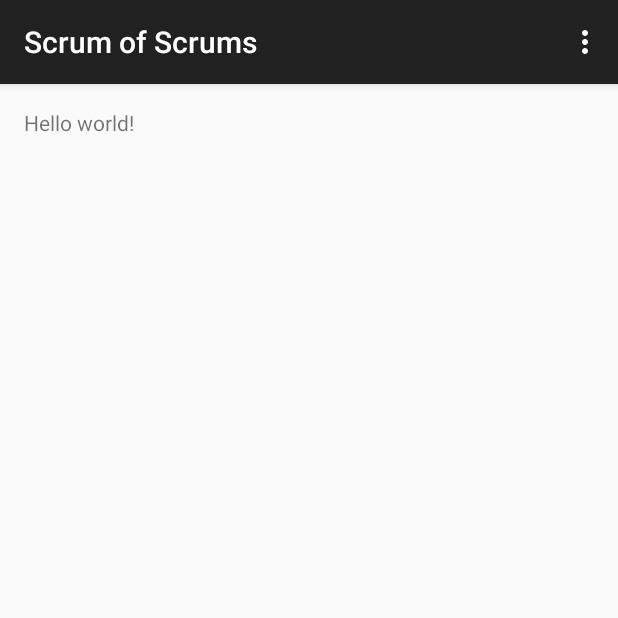
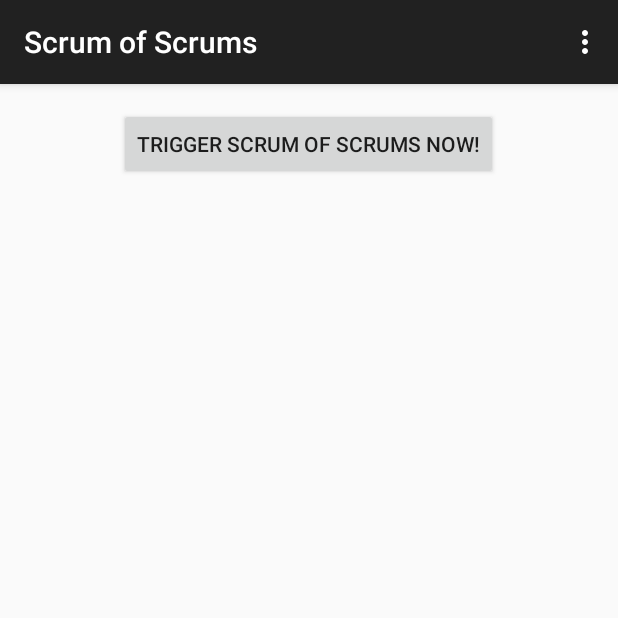
Before and after one commit to jketterl/sosapp, an Android app: the screen it shows after launch (HomeActivity), on a phone screen of 412 x 824 dp, the top half of it. Run offline under Robolectric (Android 15) with nearby library versions, the phone set to English and light mode, and no system bars.

Commit message:
add basic sos trigger

```diff
--- a/android/sosapp/src/main/AndroidManifest.xml
+++ b/android/sosapp/src/main/AndroidManifest.xml
@@ -16,6 +16,12 @@
                 <category android:name="android.intent.category.LAUNCHER" />
             </intent-filter>
         </activity>
+
+        <service android:name=".SosService" />
+
     </application>
 
+    <uses-permission android:name="android.permission.INTERNET" />
+    <uses-permission android:name="android.permission.ACCESS_NETWORK_STATE" />
+
 </manifest>
--- a/android/sosapp/src/main/java/de/justjakob/sosapp/HomeActivity.java
+++ b/android/sosapp/src/main/java/de/justjakob/sosapp/HomeActivity.java
@@ -1,17 +1,43 @@
 package de.justjakob.sosapp;
 
+import android.content.ComponentName;
+import android.content.Context;
+import android.content.Intent;
+import android.content.ServiceConnection;
+import android.os.IBinder;
 import android.support.v7.app.ActionBarActivity;
 import android.os.Bundle;
 import android.view.Menu;
 import android.view.MenuItem;
+import android.view.View;
+import android.widget.Button;
 
 
 public class HomeActivity extends ActionBarActivity {
+
+    ServiceConnection conn = new ServiceConnection() {
+        @Override
+        public void onServiceConnected(ComponentName componentName, IBinder iBinder) {
+            ((SosService.LocalBinder) iBinder).getService().triggerSos();
+            unbindService(this);
+        }
+
+        @Override
+        public void onServiceDisconnected(ComponentName componentName) {}
+    };
 
     @Override
     protected void onCreate(Bundle savedInstanceState) {
         super.onCreate(savedInstanceState);
         setContentView(R.layout.activity_home);
+
+        Button triggerButton = (Button) findViewById(R.id.triggerButton);
+        triggerButton.setOnClickListener(new View.OnClickListener() {
+            @Override
+            public void onClick(View view) {
+                bindService(new Intent(HomeActivity.this, SosService.class), conn, Context.BIND_AUTO_CREATE);
+            }
+        });
     }
 
 
--- a/android/sosapp/src/main/res/layout/activity_home.xml
+++ b/android/sosapp/src/main/res/layout/activity_home.xml
@@ -8,9 +8,11 @@
     android:paddingBottom="@dimen/activity_vertical_margin"
     tools:context="de.justjakob.sosapp.HomeActivity">
 
-    <TextView
-        android:text="@string/hello_world"
+    <Button
         android:layout_width="wrap_content"
-        android:layout_height="wrap_content" />
-
+        android:layout_height="wrap_content"
+        android:text="@string/trigger_sos"
+        android:id="@+id/triggerButton"
+        android:layout_alignParentTop="true"
+        android:layout_centerHorizontal="true" />
 </RelativeLayout>
--- a/android/sosapp/src/main/res/values/strings.xml
+++ b/android/sosapp/src/main/res/values/strings.xml
@@ -2,7 +2,8 @@
 <resources>
 
     <string name="app_name">Scrum of Scrums</string>
-    <string name="hello_world">Hello world!</string>
     <string name="action_settings">Settings</string>
 
+    <string name="trigger_sos">Trigger Scrum of Scrums NOW!</string>
+
 </resources>
```
Also changed, not shown: android/sosapp/src/main/java/de/justjakob/sosapp/SosService.java (added, +60 -0 lines).
